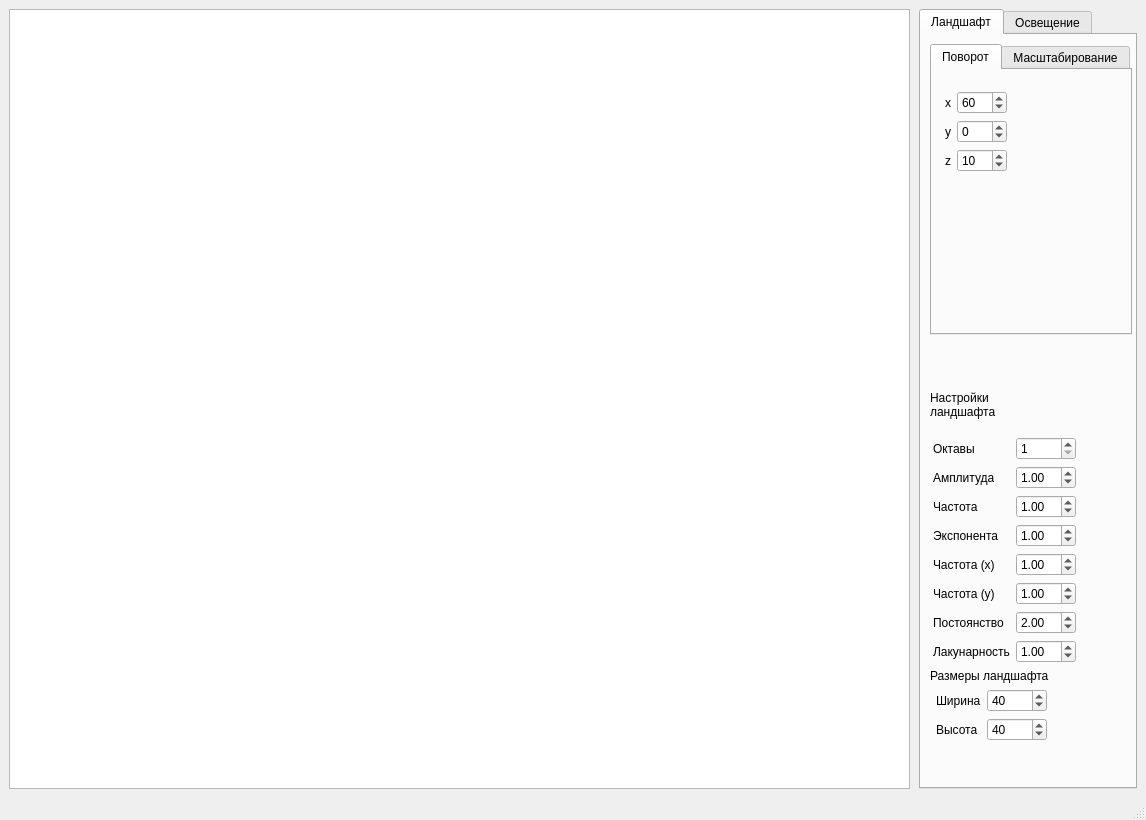
First picture: the form in cg_course/interface/mainwindow.ui, repository leontartykov/terrain_cg_course_project, before the edit.
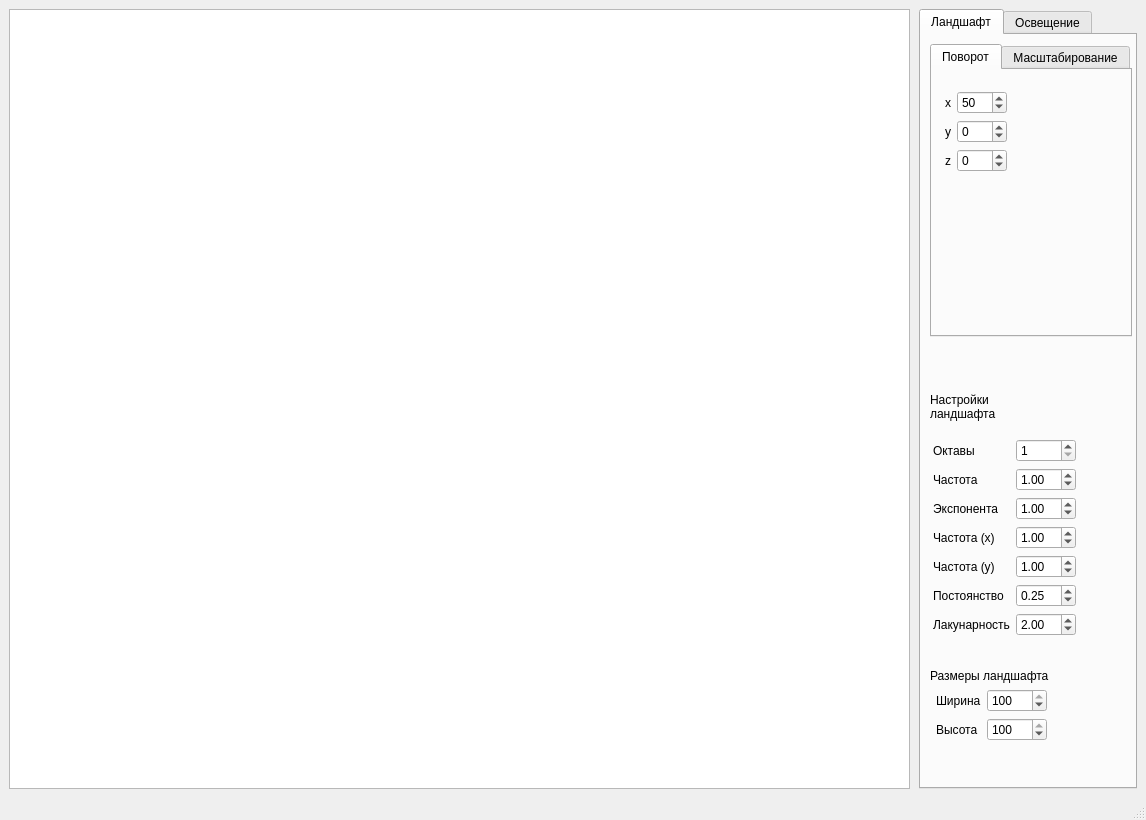
Second picture: the form after the edit.

The edit to the form file:
```diff
--- a/cg_course/interface/mainwindow.ui
+++ b/cg_course/interface/mainwindow.ui
@@ -137,7 +137,10 @@
                    <number>360</number>
                   </property>
                   <property name="value">
-                   <number>60</number>
+                   <number>50</number>
+                  </property>
+                  <property name="displayIntegerBase">
+                   <number>10</number>
                   </property>
                  </widget>
                 </item>
@@ -201,7 +204,7 @@
                    <number>360</number>
                   </property>
                   <property name="value">
-                   <number>10</number>
+                   <number>0</number>
                   </property>
                  </widget>
                 </item>
@@ -289,6 +292,12 @@
             <property name="topMargin">
              <number>12</number>
             </property>
+            <property name="rightMargin">
+             <number>1</number>
+            </property>
+            <property name="bottomMargin">
+             <number>27</number>
+            </property>
             <item row="0" column="0">
              <widget class="QLabel" name="label_6">
               <property name="text">
@@ -316,48 +325,13 @@
              </widget>
             </item>
             <item row="1" column="0">
-             <widget class="QLabel" name="label_7">
-              <property name="text">
-               <string>Амплитуда</string>
-              </property>
-             </widget>
-            </item>
-            <item row="1" column="1">
-             <widget class="QDoubleSpinBox" name="spinbox_amplitude">
-              <property name="minimumSize">
-               <size>
-                <width>60</width>
-                <height>0</height>
-               </size>
-              </property>
-              <property name="maximumSize">
-               <size>
-                <width>50</width>
-                <height>16777215</height>
-               </size>
-              </property>
-              <property name="minimum">
-               <double>0.100000000000000</double>
-              </property>
-              <property name="maximum">
-               <double>10.000000000000000</double>
-              </property>
-              <property name="singleStep">
-               <double>0.100000000000000</double>
-              </property>
-              <property name="value">
-               <double>1.000000000000000</double>
-              </property>
-             </widget>
-            </item>
-            <item row="2" column="0">
              <widget class="QLabel" name="label_8">
               <property name="text">
                <string>Частота</string>
               </property>
              </widget>
             </item>
-            <item row="2" column="1">
+            <item row="1" column="1">
              <widget class="QDoubleSpinBox" name="spinbox_frequency">
               <property name="minimumSize">
                <size>
@@ -385,14 +359,14 @@
               </property>
              </widget>
             </item>
-            <item row="3" column="0">
+            <item row="2" column="0">
              <widget class="QLabel" name="label_9">
               <property name="text">
                <string>Экспонента</string>
               </property>
              </widget>
             </item>
-            <item row="3" column="1">
+            <item row="2" column="1">
              <widget class="QDoubleSpinBox" name="spinbox_exp">
               <property name="minimumSize">
                <size>
@@ -420,28 +394,43 @@
               </property>
              </widget>
             </item>
-            <item row="4" column="0">
+            <item row="3" column="0">
              <widget class="QLabel" name="label_12">
               <property name="text">
                <string>Частота (х)</string>
               </property>
              </widget>
             </item>
+            <item row="3" column="1">
+             <widget class="QDoubleSpinBox" name="spinbox_frequency_x">
+              <property name="maximumSize">
+               <size>
+                <width>60</width>
+                <height>16777215</height>
+               </size>
+              </property>
+              <property name="minimum">
+               <double>0.100000000000000</double>
+              </property>
+              <property name="maximum">
+               <double>5.000000000000000</double>
+              </property>
+              <property name="singleStep">
+               <double>0.100000000000000</double>
+              </property>
+              <property name="value">
+               <double>1.000000000000000</double>
+              </property>
+             </widget>
+            </item>
             <item row="5" column="0">
-             <widget class="QLabel" name="label_13">
-              <property name="text">
-               <string>Частота (у)</string>
-              </property>
-             </widget>
-            </item>
-            <item row="6" column="0">
              <widget class="QLabel" name="label_10">
               <property name="text">
                <string>Постоянство</string>
               </property>
              </widget>
             </item>
-            <item row="6" column="1">
+            <item row="5" column="1">
              <widget class="QDoubleSpinBox" name="spinbox_gain">
               <property name="minimumSize">
                <size>
@@ -462,18 +451,18 @@
                <double>0.100000000000000</double>
               </property>
               <property name="value">
-               <double>2.000000000000000</double>
+               <double>0.250000000000000</double>
               </property>
              </widget>
             </item>
-            <item row="7" column="0">
+            <item row="6" column="0">
              <widget class="QLabel" name="label_11">
               <property name="text">
                <string>Лакунарность</string>
               </property>
              </widget>
             </item>
-            <item row="7" column="1">
+            <item row="6" column="1">
              <widget class="QDoubleSpinBox" name="spinbox_lacunarity">
               <property name="maximumSize">
                <size>
@@ -488,33 +477,18 @@
                <double>0.100000000000000</double>
               </property>
               <property name="value">
-               <double>1.000000000000000</double>
+               <double>2.000000000000000</double>
+              </property>
+             </widget>
+            </item>
+            <item row="4" column="0">
+             <widget class="QLabel" name="label_13">
+              <property name="text">
+               <string>Частота (у)</string>
               </property>
              </widget>
             </item>
             <item row="4" column="1">
-             <widget class="QDoubleSpinBox" name="spinbox_frequency_x">
-              <property name="maximumSize">
-               <size>
-                <width>60</width>
-                <height>16777215</height>
-               </size>
-              </property>
-              <property name="minimum">
-               <double>0.100000000000000</double>
-              </property>
-              <property name="maximum">
-               <double>5.000000000000000</double>
-              </property>
-              <property name="singleStep">
-               <double>0.100000000000000</double>
-              </property>
-              <property name="value">
-               <double>1.000000000000000</double>
-              </property>
-             </widget>
-            </item>
-            <item row="5" column="1">
              <widget class="QDoubleSpinBox" name="spinbox_frequency_y">
               <property name="maximumSize">
                <size>
@@ -584,7 +558,7 @@
                <number>100</number>
               </property>
               <property name="value">
-               <number>40</number>
+               <number>100</number>
               </property>
              </widget>
             </item>
@@ -603,7 +577,7 @@
                <number>100</number>
               </property>
               <property name="value">
-               <number>40</number>
+               <number>100</number>
               </property>
              </widget>
             </item>
```
